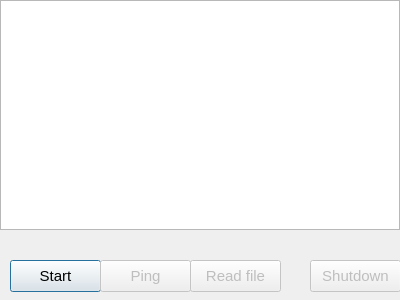
Before: the Qt Designer form BIGUI/BasicInfoGUI/bidialog.ui in PipesAndFiltersProject/StudentPassing, drawn with Qt 5.
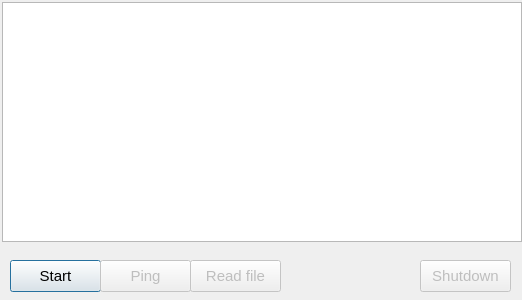
After: the same form once the commit is applied.

Commit message: Fiddling with ui to solve the invisible text on GUI.

Patch:
```diff
--- a/BIGUI/BasicInfoGUI/bidialog.ui
+++ b/BIGUI/BasicInfoGUI/bidialog.ui
@@ -6,7 +6,7 @@
    <rect>
     <x>0</x>
     <y>0</y>
-    <width>400</width>
+    <width>522</width>
     <height>300</height>
    </rect>
   </property>
@@ -79,7 +79,7 @@
    </property>
    <property name="geometry">
     <rect>
-     <x>310</x>
+     <x>420</x>
      <y>260</y>
      <width>91</width>
      <height>32</height>
@@ -90,48 +90,14 @@
    </property>
   </widget>
   <widget class="QPlainTextEdit" name="logView">
-   <property name="enabled">
-    <bool>true</bool>
-   </property>
    <property name="geometry">
     <rect>
-     <x>0</x>
-     <y>0</y>
-     <width>400</width>
-     <height>230</height>
+     <x>2</x>
+     <y>2</y>
+     <width>520</width>
+     <height>240</height>
     </rect>
    </property>
-   <property name="sizePolicy">
-    <sizepolicy hsizetype="Expanding" vsizetype="Expanding">
-     <horstretch>0</horstretch>
-     <verstretch>0</verstretch>
-    </sizepolicy>
-   </property>
-   <property name="font">
-    <font>
-     <family>Arial</family>
-     <pointsize>11</pointsize>
-     <kerning>false</kerning>
-    </font>
-   </property>
-   <property name="acceptDrops">
-    <bool>false</bool>
-   </property>
-   <property name="autoFillBackground">
-    <bool>true</bool>
-   </property>
-   <property name="locale">
-    <locale language="English" country="UnitedStates"/>
-   </property>
-   <property name="sizeAdjustPolicy">
-    <enum>QAbstractScrollArea::AdjustIgnored</enum>
-   </property>
-   <property name="undoRedoEnabled">
-    <bool>false</bool>
-   </property>
-   <property name="readOnly">
-    <bool>true</bool>
-   </property>
   </widget>
  </widget>
  <layoutdefault spacing="6" margin="11"/>
```
